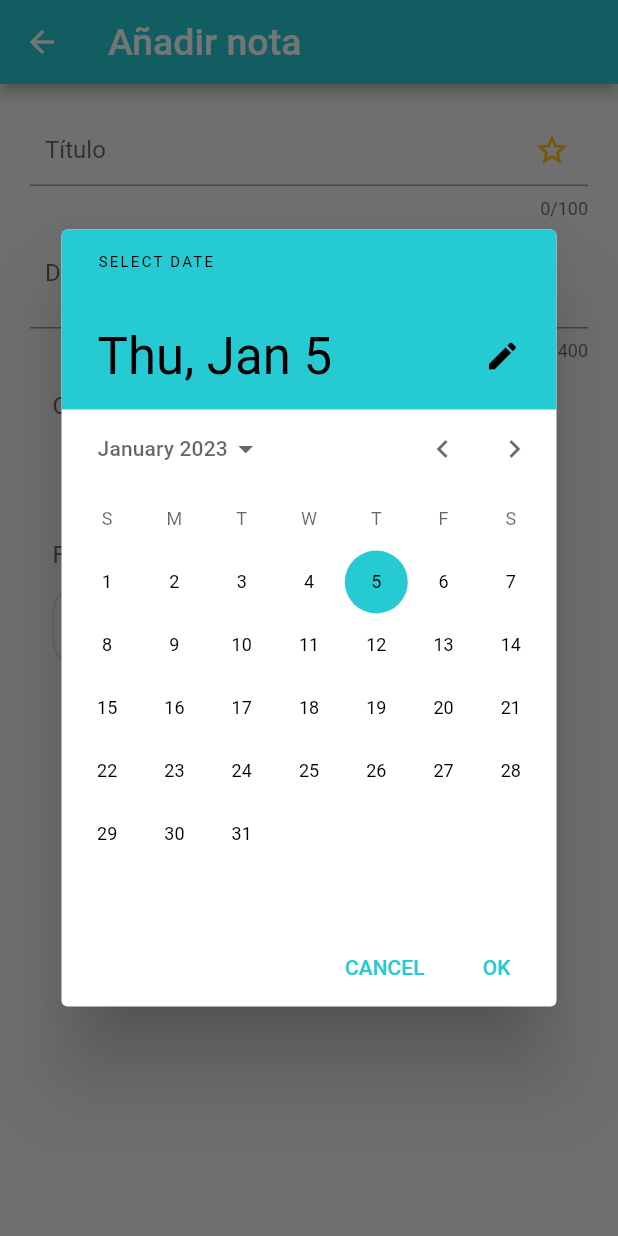
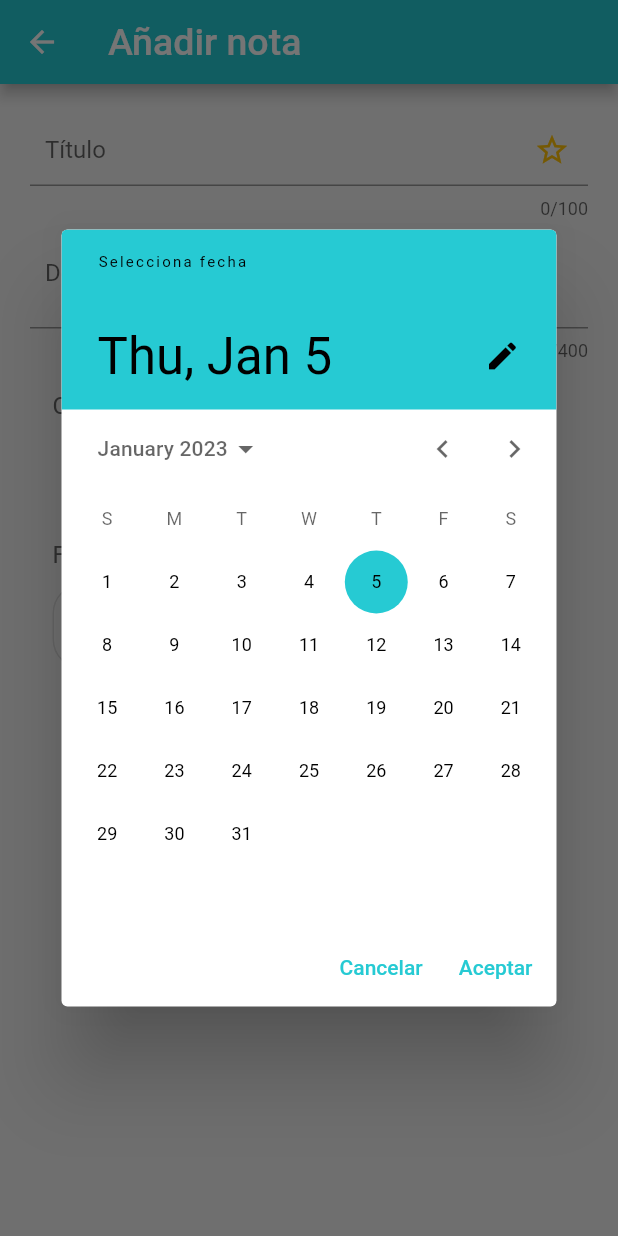
Before and after one commit to miguelx97/flutter-app-notes, a Flutter app: the AddNote screen opened by its route, after a tap on "Selecciona fecha y hora", on a phone screen of 412 x 824 dp. Run offline on Flutter 3.47's test engine with Material 2 defaults, Android fonts, the phone set to English and light mode, and no system bars; our stand-ins replace cloud_firestore, easy_search_bar, emoji_picker_flutter, firebase_auth, firebase_core, flutter_easyloading and 3 more; accounts and stored records are empty.

Commit message:
fixed date bug

```diff
--- a/lib/models/note.dart
+++ b/lib/models/note.dart
@@ -49,6 +49,20 @@ class Note {
         hasTime: map["hasTime"] ?? false,
       );
 
+  factory Note.clone(Note note) => Note(
+        nid: note.nid,
+        title: note.title,
+        description: note.description,
+        isFavourite: note.isFavourite,
+        date: note.date,
+        categoryId: note.categoryId,
+        reminderTime: note.reminderTime,
+        status: note.status,
+        position: note.position,
+        uid: note.uid,
+        hasTime: note.hasTime,
+      );
+
   factory Note.fromMapWithId(Map<String, dynamic> map, String id) {
     final note = Note.fromMap(map);
     note.nid = id;
--- a/lib/providers/notes.provider.dart
+++ b/lib/providers/notes.provider.dart
@@ -84,6 +84,7 @@ class NotesProvider extends ChangeNotifier {
   insert(Note note) async {
     EasyLoading.show(status: 'Guardando nota...');
     try {
+      note = Note.clone(note);
       final now = DateTime.now();
       note.uid = AuthService().currentUser?.uid;
       note.position = now.millisecondsSinceEpoch.toDouble();
@@ -110,6 +111,7 @@ class NotesProvider extends ChangeNotifier {
   update(Note note) async {
     EasyLoading.show(status: 'Actualizando nota...');
     try {
+      note = Note.clone(note);
       await firestoreCollection.doc(note.nid).set(note.toMap());
       int index = _notes.indexWhere((item) => item.nid == note.nid);
       _notes[index] = note;
--- a/lib/screens/add_note.screen.dart
+++ b/lib/screens/add_note.screen.dart
@@ -41,6 +41,9 @@ class _AddNoteState extends State<AddNote> {
 
       final DateTime? datePicker = await showDatePicker(
           context: context,
+          confirmText: 'Aceptar',
+          cancelText: 'Cancelar',
+          helpText: 'Selecciona fecha',
           initialDate: selectedDate ?? now,
           firstDate: DateTime(2020),
           lastDate: now.add(const Duration(days: 365)));
```
